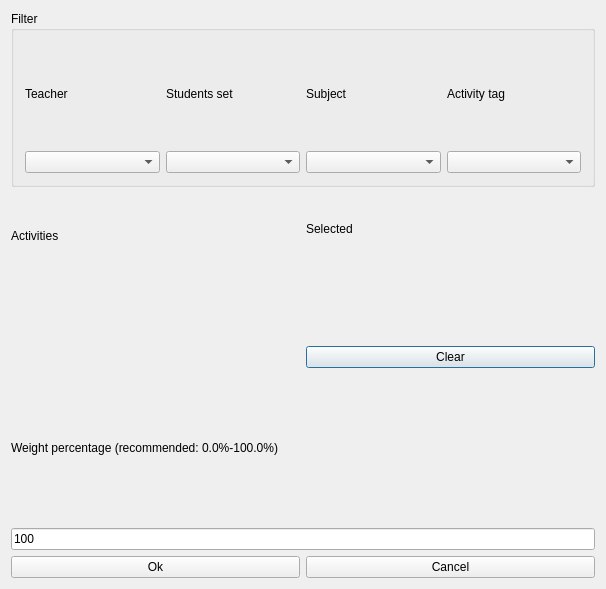
Old version of the form src/interface/modifyconstraintactivitiessamestartingdayform_template.ui in the repository janLo/FET.
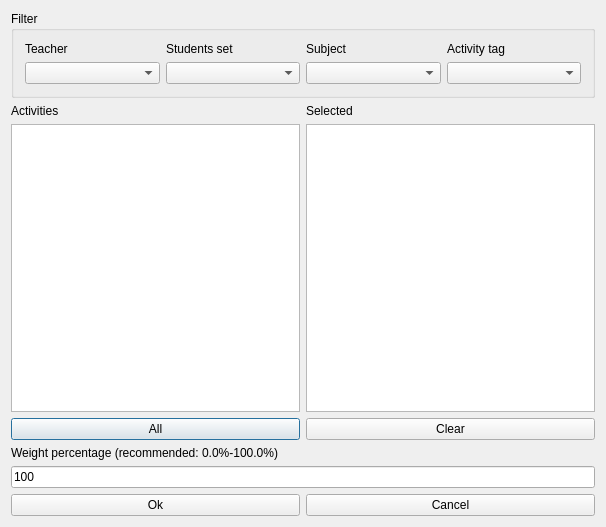
New version of the form. Custom widgets are drawn as their Qt base class.

What changed in the file:
```diff
--- a/src/interface/modifyconstraintactivitiessamestartingdayform_template.ui
+++ b/src/interface/modifyconstraintactivitiessamestartingdayform_template.ui
@@ -7,37 +7,29 @@
     <x>0</x>
     <y>0</y>
     <width>606</width>
-    <height>589</height>
+    <height>527</height>
    </rect>
   </property>
   <property name="windowTitle">
    <string extracomment="This is the title of the dialog to modify a constraint of this type">Modify activities same starting day</string>
   </property>
-  <layout class="QGridLayout" name="gridLayout">
-   <item row="0" column="0" colspan="2">
-    <widget class="Q3GroupBox" name="groupBox2">
+  <layout class="QGridLayout" name="gridLayout_2">
+   <item row="0" column="0">
+    <widget class="QGroupBox" name="filterGroupBox">
      <property name="title">
       <string>Filter</string>
      </property>
-     <layout class="QGridLayout">
+     <layout class="QGridLayout" name="gridLayout">
       <item row="0" column="0">
-       <layout class="QGridLayout">
-        <item row="0" column="3">
-         <widget class="QLabel" name="activityTagsTextLabel">
+       <widget class="QLabel" name="teachersTextLabel">
           <property name="text">
-           <string>Activity tag</string>
+         <string>Teacher</string>
           </property>
           <property name="wordWrap">
            <bool>false</bool>
           </property>
          </widget>
         </item>
-        <item row="1" column="1">
-         <widget class="QComboBox" name="studentsComboBox"/>
-        </item>
-        <item row="1" column="3">
-         <widget class="QComboBox" name="activityTagsComboBox"/>
-        </item>
         <item row="0" column="1">
          <widget class="QLabel" name="studentsTextLabel">
           <property name="text">
@@ -48,9 +40,6 @@
           </property>
          </widget>
         </item>
-        <item row="1" column="2">
-         <widget class="QComboBox" name="subjectsComboBox"/>
-        </item>
         <item row="0" column="2">
          <widget class="QLabel" name="subjectsTextLabel">
           <property name="text">
@@ -61,26 +50,35 @@
           </property>
          </widget>
         </item>
+      <item row="0" column="3">
+       <widget class="QLabel" name="activityTagsTextLabel">
+        <property name="text">
+         <string>Activity tag</string>
+        </property>
+        <property name="wordWrap">
+         <bool>false</bool>
+        </property>
+       </widget>
+      </item>
         <item row="1" column="0">
          <widget class="QComboBox" name="teachersComboBox"/>
         </item>
-        <item row="0" column="0">
-         <widget class="QLabel" name="teachersTextLabel">
-          <property name="text">
-           <string>Teacher</string>
-          </property>
-          <property name="wordWrap">
-           <bool>false</bool>
-          </property>
-         </widget>
-        </item>
-       </layout>
+      <item row="1" column="1">
+       <widget class="QComboBox" name="studentsComboBox"/>
+      </item>
+      <item row="1" column="2">
+       <widget class="QComboBox" name="subjectsComboBox"/>
+      </item>
+      <item row="1" column="3">
+       <widget class="QComboBox" name="activityTagsComboBox"/>
       </item>
      </layout>
     </widget>
    </item>
    <item row="1" column="0">
-    <layout class="QVBoxLayout">
+    <layout class="QHBoxLayout" name="horizontalLayout">
+     <item>
+      <layout class="QVBoxLayout" name="verticalLayout_2">
      <item>
       <widget class="QLabel" name="activitiesTextLabel">
        <property name="frameShape">
@@ -98,17 +96,18 @@
       </widget>
      </item>
      <item>
-      <widget class="Q3ListBox" name="activitiesListBox">
+        <widget class="QListWidget" name="activitiesListWidget"/>
+       </item>
        <item>
+        <widget class="QPushButton" name="addAllActivitiesPushButton">
         <property name="text">
-         <string>New Item</string>
-        </property>
-       </item>
+          <string comment="Text on a button. It refers to adding all activities from the list above this button into the current constraint">All</string>
+         </property>
       </widget>
      </item>
     </layout>
    </item>
-   <item row="1" column="1">
+     <item>
     <layout class="QVBoxLayout" name="verticalLayout">
      <item>
       <widget class="QLabel" name="selectedActivitiesTextLabel">
@@ -127,13 +126,7 @@
       </widget>
      </item>
      <item>
-      <widget class="Q3ListBox" name="selectedActivitiesListBox">
-       <item>
-        <property name="text">
-         <string>New Item</string>
-        </property>
-       </item>
-      </widget>
+        <widget class="QListWidget" name="selectedActivitiesListWidget"/>
      </item>
      <item>
       <widget class="QPushButton" name="clearPushButton">
@@ -144,7 +137,9 @@
      </item>
     </layout>
    </item>
-   <item row="2" column="0" colspan="2">
+    </layout>
+   </item>
+   <item row="2" column="0">
     <layout class="QVBoxLayout">
      <item>
       <widget class="QLabel" name="weightTextLabel">
@@ -171,7 +166,7 @@
      </item>
     </layout>
    </item>
-   <item row="3" column="0" colspan="2">
+   <item row="3" column="0">
     <layout class="QHBoxLayout">
      <item>
       <widget class="QPushButton" name="okPushButton">
@@ -192,36 +187,6 @@
   </layout>
  </widget>
  <layoutdefault spacing="6" margin="11"/>
- <customwidgets>
-  <customwidget>
-   <class>Q3GroupBox</class>
-   <extends>QGroupBox</extends>
-   <header>Qt3Support/Q3GroupBox</header>
-   <container>1</container>
-  </customwidget>
-  <customwidget>
-   <class>Q3Frame</class>
-   <extends>QFrame</extends>
-   <header>Qt3Support/Q3Frame</header>
-   <container>1</container>
-  </customwidget>
-  <customwidget>
-   <class>Q3ListBox</class>
-   <extends>Q3Frame</extends>
-   <header>q3listbox.h</header>
-  </customwidget>
- </customwidgets>
- <tabstops>
-  <tabstop>teachersComboBox</tabstop>
-  <tabstop>studentsComboBox</tabstop>
-  <tabstop>subjectsComboBox</tabstop>
-  <tabstop>activityTagsComboBox</tabstop>
-  <tabstop>activitiesListBox</tabstop>
-  <tabstop>selectedActivitiesListBox</tabstop>
-  <tabstop>weightLineEdit</tabstop>
-  <tabstop>okPushButton</tabstop>
-  <tabstop>cancelPushButton</tabstop>
- </tabstops>
  <resources/>
  <connections/>
 </ui>
```
Left out of the diff: 2 changed lines with no effect on the pictures. Lines whose indentation alone changed are shown as unchanged.
